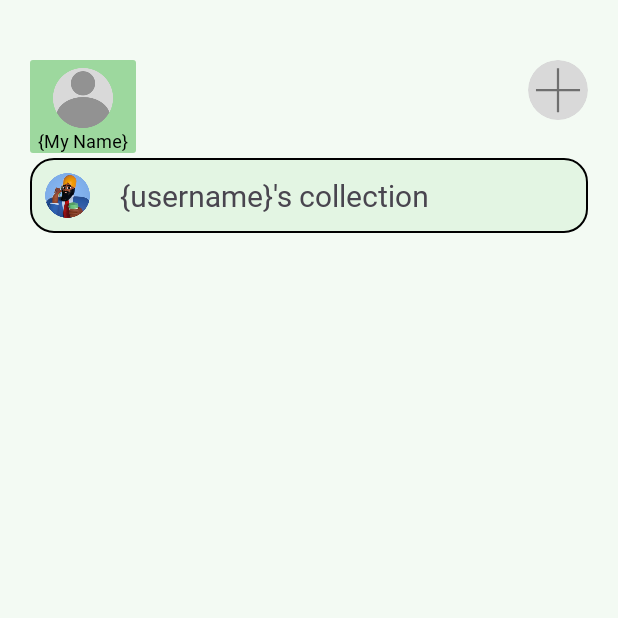
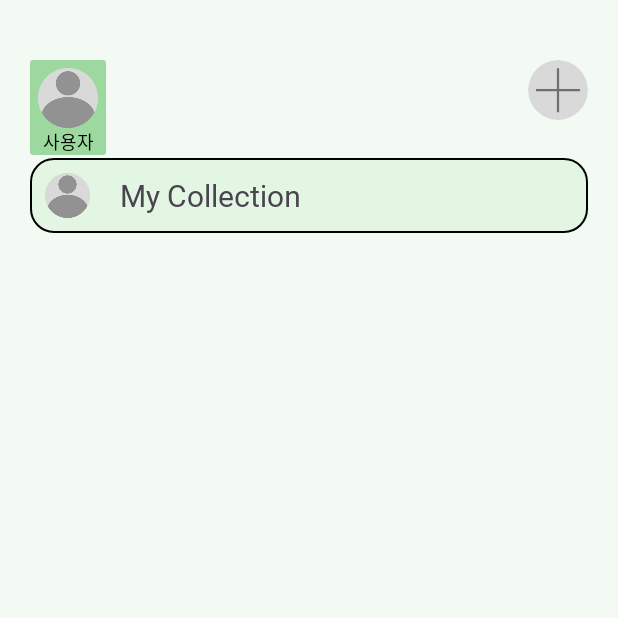
Before and after one commit to chaeminyu/android-shick-jip, an Android app: the fragment ArchiveFragment shown on its own in the app's theme, on a phone screen of 412 x 824 dp, the top half of it. Run offline under Robolectric (Android 15) with nearby library versions, the phone set to English and light mode, and no system bars; our stand-ins replace Firebase (no records; nobody signed in at launch, a user with empty details on screens opened directly); pictures from the network do not load; Roboto replaces fonts that are not available here.

Commit message:
Fix: archiveinfo string수정

```diff
--- a/app/src/main/java/com/example/shickjip/ArchiveFragment.kt
+++ b/app/src/main/java/com/example/shickjip/ArchiveFragment.kt
@@ -48,58 +48,35 @@ class ArchiveFragment : Fragment() {
     override fun onViewCreated(view: View, savedInstanceState: Bundle?) {
         super.onViewCreated(view, savedInstanceState)
 
-        // 현재 로그인된 사용자의 UID 가져오기
-        val currentUser = auth.currentUser
-
-        currentUser?.let { user ->
-            firestore.collection("users")
-                .document(user.uid)
-                .addSnapshotListener { snapshot, e ->
-                    if (e != null) {
-                        Log.w("ArchiveFragment", "Listen failed.", e)
-                        return@addSnapshotListener
-                    }
-
-                    if (snapshot != null && snapshot.exists()) {
-                        val username = snapshot.getString("username") ?: "사용자"
-                        binding.profileName.text = "${username}'s collection"
-                        binding.myName.text = username
-                    }
-                }
-        }
-
         // RecyclerView 초기화
         setupPlantRecyclerView()
         setupFriendRecyclerView()
 
+        // 사용자 정보 로드 및 UI 업데이트
+        loadUserInfo()
+
         // Firestore 데이터 로드
         loadPlants() // 기본적으로 본인의 데이터를 로드
-        loadFriends() // 친구 목록을 로드
+        loadFriends() // 친구 목록 로드
 
         // 친구 추가 버튼 클릭 이벤트
         binding.addFriendButton.setOnClickListener {
             val fragment = FriendAddFragment()
             fragment.show(parentFragmentManager, "FriendAddFragment")
-            Log.d("ArchiveFragment", "+ 버튼 클릭됨: 모달 표시")
+            Log.d("ArchiveFragment", "친구 추가 버튼 클릭됨: 모달 표시")
         }
 
-        // 내 프로필 클릭 시 자신의 식물 로드 및 배경 복원
+        // 내 프로필 클릭 이벤트
         binding.btnProfilePicture.setOnClickListener {
-            loadPlants() // 내 프로필 클릭 시 자신의 데이터를 다시 로드
-            Log.d("ArchiveFragment", "내 프로필 클릭됨: 내 식물 데이터 로드")
-
-            // 내 프로필 배경을 원래대로 복원
-            binding.btnProfilePicture.setBackgroundResource(R.drawable.myprofile_background)
-
-            // 친구 목록에서 선택된 배경 초기화
-            friendAdapter.resetSelection()
+            loadPlants() // 내 데이터 로드
+            updateProfileName("My Collection") // 프로필 이름 업데이트
+            friendAdapter.resetSelection() // 친구 선택 초기화
+            Log.d("ArchiveFragment", "내 프로필 클릭됨")
         }
     }
 
     private fun setupPlantRecyclerView() {
-        // 식물 RecyclerView 어댑터 설정
         archiveAdapter = ArchiveAdapter(plantsList) { plantId ->
-            Log.d("ArchiveFragment", "Navigating to PlantDetailFragment with plantId: $plantId")
             val detailFragment = PlantDetailFragment.newInstance(plantId)
             (activity as? HomeActivity)?.navigateToFragment(detailFragment)
         }
@@ -111,30 +88,47 @@ class ArchiveFragment : Fragment() {
     }
 
     private fun setupFriendRecyclerView() {
-        // 친구 RecyclerView 어댑터 설정
         friendAdapter = FriendsAdapter(friendsList) { friend ->
-            // 친구 프로필 클릭 시 해당 친구의 데이터를 로드하여 archiveList 업데이트
             loadFriendPlants(friend.userId)
-            Toast.makeText(context, "${friend.name}의 데이터를 불러옵니다.", Toast.LENGTH_SHORT).show()
+            updateProfileName("${friend.name}'s Collection")
+            Log.d("ArchiveFragment", "${friend.name}의 데이터를 로드 중...")
+        }
 
-            // 내 프로필 배경을 null로 설정
-            binding.btnProfilePicture.setBackgroundResource(0)  // 배경을 null로 설정하여 기본 상태로 되돌리기
-        }
         binding.friendsList.apply {
             layoutManager = LinearLayoutManager(context, LinearLayoutManager.HORIZONTAL, false)
             adapter = friendAdapter
         }
     }
 
+    private fun loadUserInfo() {
+        val currentUser = auth.currentUser ?: return
+        firestore.collection("users")
+            .document(currentUser.uid)
+            .addSnapshotListener { snapshot, e ->
+                if (e != null) {
+                    Log.w("ArchiveFragment", "사용자 정보 로드 실패", e)
+                    return@addSnapshotListener
+                }
+
+                snapshot?.let {
+                    val username = it.getString("username") ?: "사용자"
+                    binding.myName.text = username
+                    updateProfileName("My Collection")
+                }
+            }
+    }
+
+    private fun updateProfileName(name: String) {
+        binding.profileName.text = name
+    }
+
     private fun updateArchiveList(plants: List<Plant>) {
-        // 가져온 식물 데이터를 RecyclerView에 업데이트
         plantsList.clear()
         plantsList.addAll(plants)
         archiveAdapter.notifyDataSetChanged()
     }
 
     private fun loadPlants() {
-        // 현재 사용자의 식물 데이터를 Firestore에서 가져오기
         val currentUser = auth.currentUser ?: return
 
         firestore.collection("plants")
@@ -142,57 +136,45 @@ class ArchiveFragment : Fragment() {
             .orderBy("registrationDate", Query.Direction.DESCENDING)
             .get()
             .addOnSuccessListener { snapshot ->
-                val ownPlants = mutableListOf<Plant>()
-                for (doc in snapshot.documents) {
-                    doc.toObject(Plant::class.java)?.let { plant ->
-                        ownPlants.add(plant)
-                    }
-                }
-                updateArchiveList(ownPlants) // 본인의 데이터만 표시
+                val ownPlants = snapshot.documents.mapNotNull { it.toObject(Plant::class.java) }
+                updateArchiveList(ownPlants)
             }
             .addOnFailureListener { e ->
-                Log.e("ArchiveFragment", "Error fetching own plants: ${e.message}")
+                Log.e("ArchiveFragment", "식물 데이터 로드 실패: ${e.message}")
             }
     }
 
     private fun loadFriendPlants(friendUserId: String) {
-        // Firestore에서 특정 친구의 식물 데이터를 가져오기
         firestore.collection("plants")
             .whereEqualTo("userId", friendUserId)
             .orderBy("registrationDate", Query.Direction.DESCENDING)
             .get()
             .addOnSuccessListener { snapshot ->
-                val friendPlants = mutableListOf<Plant>()
-                for (doc in snapshot.documents) {
-                    doc.toObject(Plant::class.java)?.let { plant ->
-                        friendPlants.add(plant)
-                    }
-                }
-                updateArchiveList(friendPlants) // 친구의 데이터로 대체
+                val friendPlants = snapshot.documents.mapNotNull { it.toObject(Plant::class.java) }
+                updateArchiveList(friendPlants)
             }
             .addOnFailureListener { e ->
-                Log.e("ArchiveFragment", "Error fetching friend plants: ${e.message}")
+                Log.e("ArchiveFragment", "친구 데이터 로드 실패: ${e.message}")
             }
     }
 
     private fun loadFriends() {
-        // Firestore에서 친구 데이터 가져오기
         val currentUser = auth.currentUser ?: return
 
-        firestore.collection("users").document(currentUser.uid)
+        firestore.collection("users")
+            .document(currentUser.uid)
             .addSnapshotListener { snapshot, e ->
                 if (e != null) {
-                    Log.w("ArchiveFragment", "Listen failed.", e)
+                    Log.w("ArchiveFragment", "친구 정보 로드 실패", e)
                     return@addSnapshotListener
                 }
 
                 val friendEmails = snapshot?.get("friends") as? List<String> ?: emptyList()
-                if (friendEmails.isEmpty()) {
-                    Log.d("ArchiveFragment", "No friends found.")
-                    return@addSnapshotListener
+                if (friendEmails.isNotEmpty()) {
+                    fetchFriendDetails(friendEmails)
+                } else {
+                    Log.d("ArchiveFragment", "등록된 친구가 없습니다.")
                 }
-
-                fetchFriendDetails(friendEmails)
             }
     }
 
@@ -212,7 +194,7 @@ class ArchiveFragment : Fragment() {
                 friendAdapter.notifyDataSetChanged()
             }
             .addOnFailureListener { e ->
-                Log.e("ArchiveFragment", "Error fetching friend details: ${e.message}")
+                Log.e("ArchiveFragment", "친구 정보 로드 실패: ${e.message}")
             }
     }
 
--- a/app/src/main/res/layout/fragment_archive.xml
+++ b/app/src/main/res/layout/fragment_archive.xml
@@ -82,7 +82,7 @@
             android:layout_width="30dp"
             android:layout_height="30dp"
             android:layout_margin="10dp"
-            android:src="@drawable/avatar_1"
+            android:src="@drawable/profile_placeholder"
             app:layout_constraintBottom_toBottomOf="parent"
             app:layout_constraintStart_toStartOf="parent"
             app:layout_constraintTop_toTopOf="parent" />
```
